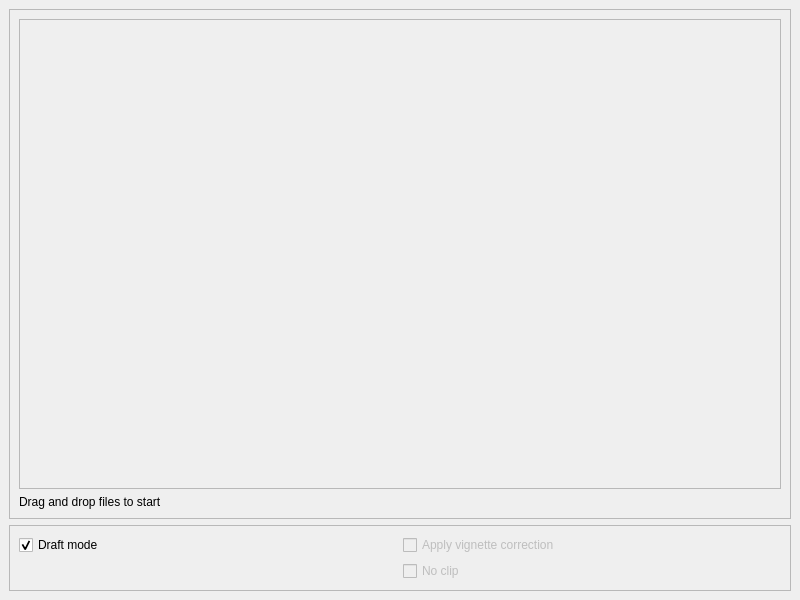
This is ui/mainwindow.ui in xtrul/motioncam-fs as Qt 5 draws it before an edit. The edited form follows.
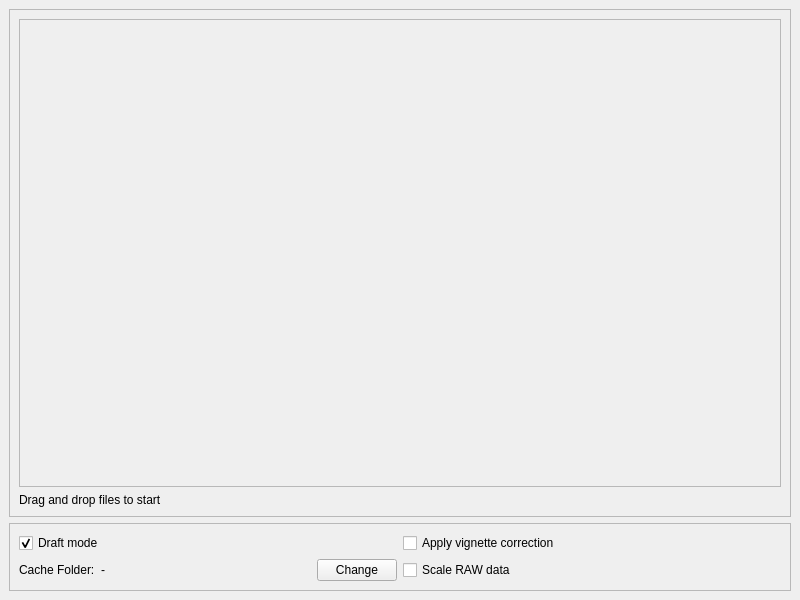
This is the edited form.

Diff of the .ui file:
```diff
--- a/ui/mainwindow.ui
+++ b/ui/mainwindow.ui
@@ -38,7 +38,7 @@
             <x>0</x>
             <y>0</y>
             <width>772</width>
-            <height>498</height>
+            <height>496</height>
            </rect>
           </property>
           <layout class="QVBoxLayout" name="verticalLayout_3">
@@ -94,7 +94,7 @@
        <item row="0" column="1">
         <widget class="QCheckBox" name="checkBox_3">
          <property name="enabled">
-          <bool>false</bool>
+          <bool>true</bool>
          </property>
          <property name="text">
           <string>Apply vignette correction</string>
@@ -104,13 +104,50 @@
        <item row="1" column="1">
         <widget class="QCheckBox" name="checkBox_2">
          <property name="enabled">
-          <bool>false</bool>
+          <bool>true</bool>
          </property>
          <property name="text">
-          <string>No clip</string>
+          <string>Scale RAW data</string>
          </property>
         </widget>
        </item>
+       <item row="1" column="0">
+        <layout class="QHBoxLayout" name="horizontalLayout">
+         <item>
+          <widget class="QLabel" name="descCacheFolder">
+           <property name="sizePolicy">
+            <sizepolicy hsizetype="Preferred" vsizetype="Preferred">
+             <horstretch>0</horstretch>
+             <verstretch>0</verstretch>
+            </sizepolicy>
+           </property>
+           <property name="text">
+            <string>Cache Folder:</string>
+           </property>
+          </widget>
+         </item>
+         <item>
+          <widget class="QLabel" name="cacheFolderLabel">
+           <property name="sizePolicy">
+            <sizepolicy hsizetype="Preferred" vsizetype="Preferred">
+             <horstretch>1</horstretch>
+             <verstretch>0</verstretch>
+            </sizepolicy>
+           </property>
+           <property name="text">
+            <string>-</string>
+           </property>
+          </widget>
+         </item>
+         <item>
+          <widget class="QPushButton" name="changeCacheBtn">
+           <property name="text">
+            <string>Change</string>
+           </property>
+          </widget>
+         </item>
+        </layout>
+       </item>
       </layout>
      </widget>
     </item>
```
Left out of the diff: 6 changed lines with no effect on the pictures.
